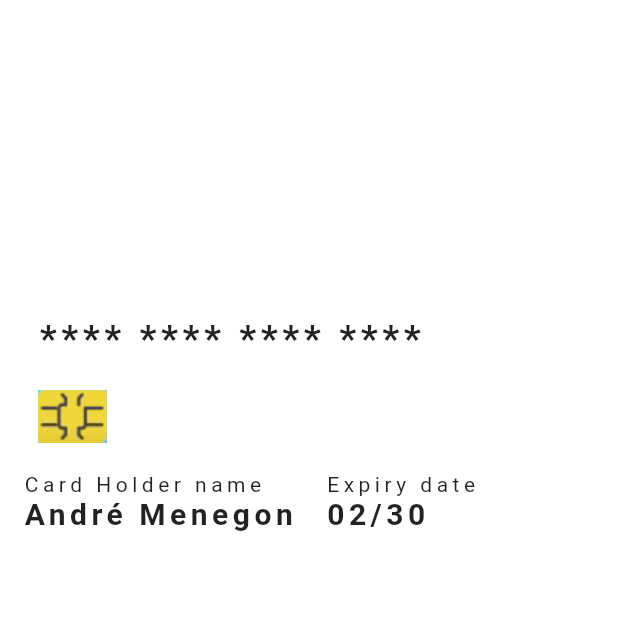
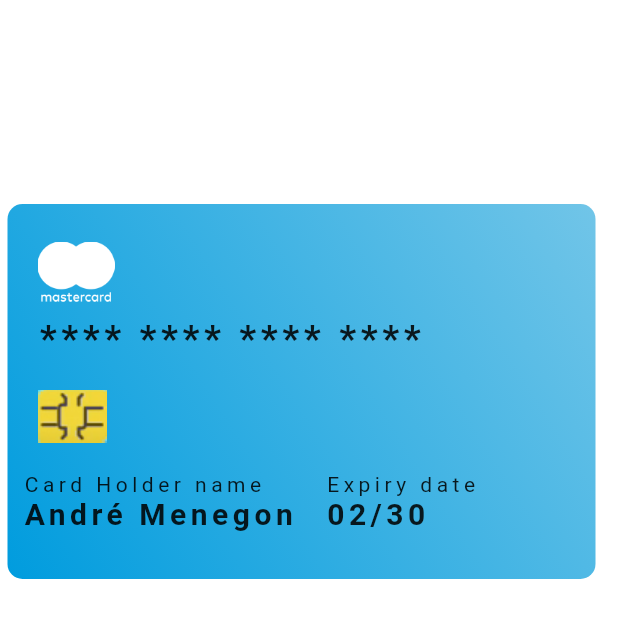
Before and after one commit to foresthpark/atb_hackathon2020, a Flutter app: the CreditCardDetailScreen screen opened directly with sample values from the repository, on a phone screen of 412 x 824 dp. Shown: the top 618 px of the screen. Run offline on Flutter 3.47's test engine with Material 2 defaults, Android fonts, the light colour scheme and no system bars; our stand-ins replace after_layout, flutter_slidable, google_nav_bar, introduction_screen, line_icons; missing offline and left inert: qrscan, slide_to_confirm, transformer_page_view.

Commit message:
refactor(credit_card)

```diff
--- a/lib/src/widgets/bank_card/bank_card.dart
+++ b/lib/src/widgets/bank_card/bank_card.dart
@@ -70,12 +70,16 @@
             child: Align(
                 alignment: Alignment.center,
                 child: Container(
-                    height: 250,
-                    width: MediaQuery.of(context).size.width - 20,
-                    child: ClipRRect(
-                      borderRadius: BorderRadius.circular(10.0),
-                      child: widget.asset,
-                    )))));
+                  decoration: new BoxDecoration(
+                      gradient: LinearGradient(
+                          begin: Alignment.topRight,
+                          end: Alignment.bottomLeft,
+                          colors: [Color(0xFF71C5E8), Color(0xFF009CDE)]),
+                      borderRadius:
+                          new BorderRadius.all(Radius.circular(10.0))),
+                  height: 250,
+                  width: MediaQuery.of(context).size.width - 20,
+                ))));
   }
 
   Widget _buildCardFlag() {
--- a/lib/src/widgets/for_animations/bank_card_animation.dart
+++ b/lib/src/widgets/for_animations/bank_card_animation.dart
@@ -5,7 +5,9 @@
   final double height;
   final double width;
 
-  const BankCardAnimationWidget({Key key, this.cardImage, this.height, this.width}) : super(key: key);
+  const BankCardAnimationWidget(
+      {Key key, this.cardImage, this.height, this.width})
+      : super(key: key);
 
   @override
   Widget build(BuildContext context) {
@@ -17,8 +19,10 @@
           decoration: BoxDecoration(
               color: Color.fromRGBO(0, 0, 0, 0.5),
               borderRadius: BorderRadius.circular(10.0),
-              image: DecorationImage(
-                  image: AssetImage(this.cardImage + '.png'), fit: BoxFit.cover)),
+              gradient: LinearGradient(
+                  begin: Alignment.topRight,
+                  end: Alignment.bottomLeft,
+                  colors: [Color(0xFF71C5E8), Color(0xFF009CDE)])),
         ));
   }
 }
--- a/lib/views/credit_card/credit_card_detail.dart
+++ b/lib/views/credit_card/credit_card_detail.dart
@@ -6,14 +6,15 @@
   final BankCard card;
   final Image eagerAsset;
 
-  const CreditCardDetailScreen({Key key, this.card, this.eagerAsset}) : super(key: key);
+  const CreditCardDetailScreen({Key key, this.card, this.eagerAsset})
+      : super(key: key);
 
   @override
   Widget build(BuildContext context) {
     return Scaffold(
-        backgroundColor: Color.fromRGBO(0, 0, 0, 0),
+        backgroundColor: Color.fromRGBO(255, 255, 255, 1),
         appBar: AppBar(
-          backgroundColor: Color.fromRGBO(0, 0, 0, 0),
+          backgroundColor: Color.fromRGBO(255, 255, 255, 1),
           elevation: 0,
           title: Text('Credit Card'),
         ),
@@ -21,7 +22,9 @@
           Padding(
               padding: EdgeInsets.all(5),
               child: Container(
-                  height: 400, child: BankCardWidget(card: this.card, asset: this.eagerAsset)))
+                  height: 400,
+                  child:
+                      BankCardWidget(card: this.card, asset: this.eagerAsset)))
         ]));
   }
 }
```
